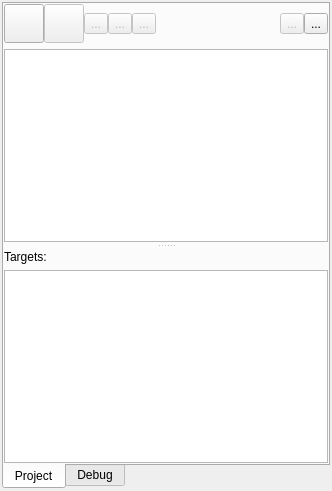
Above: projectview.ui from martinribelotta/embedded-ide before the change. Below: the same form after it.
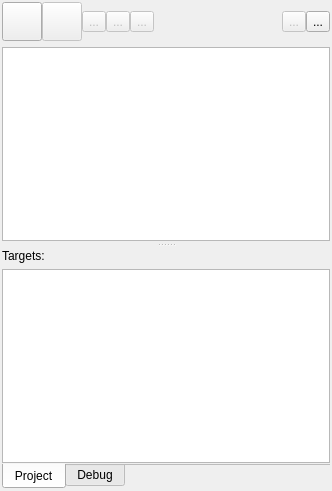
That is the form after the change. Icons and pictures are not drawn. Custom widgets are drawn as their Qt base class.

Patch:
```diff
--- a/projectview.ui
+++ b/projectview.ui
@@ -34,6 +34,9 @@
      <property name="currentIndex">
       <number>0</number>
      </property>
+     <property name="documentMode">
+      <bool>true</bool>
+     </property>
      <property name="tabBarAutoHide">
       <bool>true</bool>
      </property>
```
